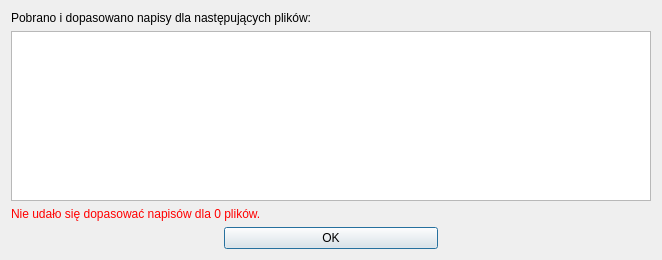
First picture: the form in ui/frmsummary.ui, repository QNapi/qnapi, before the edit.
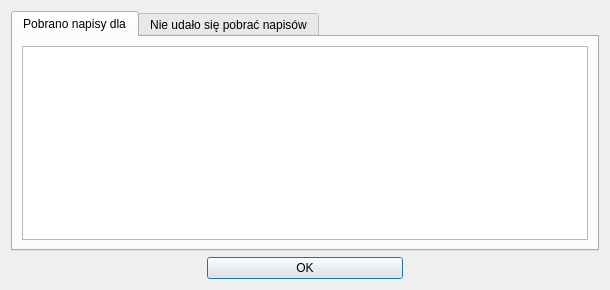
Second picture: the form after the edit. Icons and pictures are not drawn.

Commit message: Okno podsumowania z obsluga listy plikow, do ktorych nie udalo sie pobrac napisow.

Patch:
```diff
--- a/ui/frmsummary.ui
+++ b/ui/frmsummary.ui
@@ -8,75 +8,61 @@
    <rect>
     <x>0</x>
     <y>0</y>
-    <width>662</width>
-    <height>260</height>
+    <width>610</width>
+    <height>290</height>
    </rect>
   </property>
-  <property name="minimumSize" >
-   <size>
-    <width>360</width>
-    <height>160</height>
-   </size>
-  </property>
   <property name="windowTitle" >
    <string>Rezultat dopasowania napisów</string>
   </property>
   <property name="windowIcon" >
    <iconset resource="../res/resources.qrc" >:/icon/qnapi-48-icon.png</iconset>
   </property>
-  <layout class="QVBoxLayout" >
+  <layout class="QVBoxLayout" name="verticalLayout_3" >
    <item>
-    <widget class="QLabel" name="label" >
-     <property name="text" >
-      <string>Pobrano i dopasowano napisy dla następujących plików:</string>
+    <widget class="QTabWidget" name="tabWidget" >
+     <property name="tabPosition" >
+      <enum>QTabWidget::North</enum>
      </property>
-    </widget>
-   </item>
-   <item>
-    <widget class="QListWidget" name="lwFiles" />
-   </item>
-   <item>
-    <widget class="QLabel" name="lbFailed" >
-     <property name="palette" >
-      <palette>
-       <active>
-        <colorrole role="WindowText" >
-         <brush brushstyle="SolidPattern" >
-          <color alpha="255" >
-           <red>255</red>
-           <green>0</green>
-           <blue>0</blue>
-          </color>
-         </brush>
-        </colorrole>
-       </active>
-       <inactive>
-        <colorrole role="WindowText" >
-         <brush brushstyle="SolidPattern" >
-          <color alpha="255" >
-           <red>255</red>
-           <green>0</green>
-           <blue>0</blue>
-          </color>
-         </brush>
-        </colorrole>
-       </inactive>
-       <disabled>
-        <colorrole role="WindowText" >
-         <brush brushstyle="SolidPattern" >
-          <color alpha="255" >
-           <red>146</red>
-           <green>145</green>
-           <blue>144</blue>
-          </color>
-         </brush>
-        </colorrole>
-       </disabled>
-      </palette>
+     <property name="currentIndex" >
+      <number>0</number>
      </property>
-     <property name="text" >
-      <string>Nie udało się dopasować napisów dla 0 plików.</string>
-     </property>
+     <widget class="QWidget" name="tabSuccess" >
+      <property name="geometry" >
+       <rect>
+        <x>0</x>
+        <y>0</y>
+        <width>590</width>
+        <height>206</height>
+       </rect>
+      </property>
+      <attribute name="title" >
+       <string>Pobrano napisy dla</string>
+      </attribute>
+      <layout class="QVBoxLayout" name="verticalLayout" >
+       <item>
+        <widget class="QListWidget" name="lwSuccess" />
+       </item>
+      </layout>
+     </widget>
+     <widget class="QWidget" name="tabFail" >
+      <property name="geometry" >
+       <rect>
+        <x>0</x>
+        <y>0</y>
+        <width>590</width>
+        <height>206</height>
+       </rect>
+      </property>
+      <attribute name="title" >
+       <string>Nie udało się pobrać napisów</string>
+      </attribute>
+      <layout class="QVBoxLayout" name="verticalLayout_2" >
+       <item>
+        <widget class="QListWidget" name="lwFail" />
+       </item>
+      </layout>
+     </widget>
     </widget>
    </item>
    <item>
```
Left out of the diff: 17 changed lines with no effect on the pictures. The commit also changes 2 other files.
